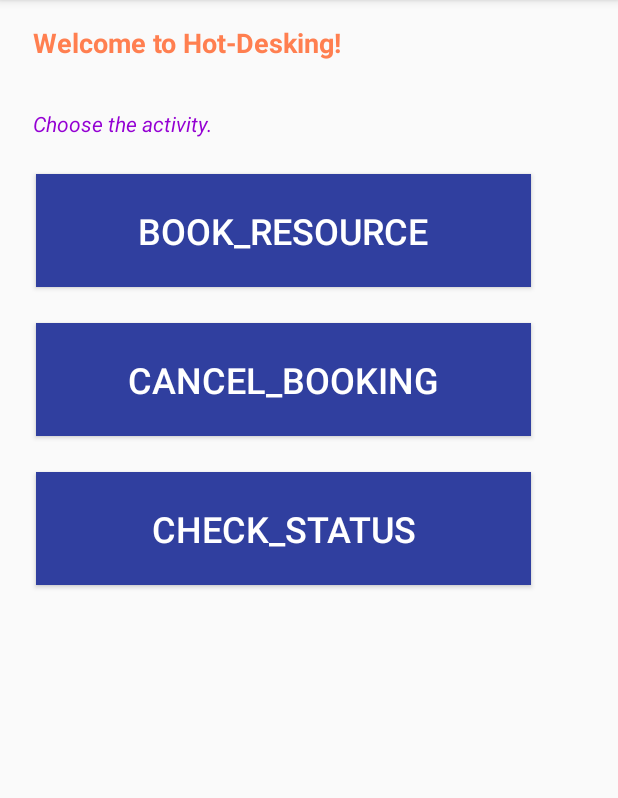
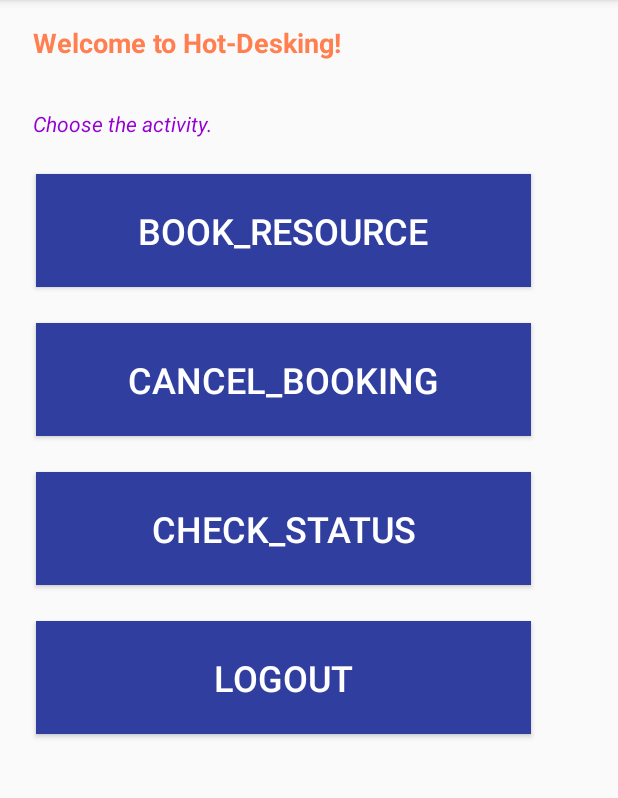
Before and after one commit to senthil1179/theWave, an Android app: the InitialiseTask screen opened directly, with no data from a screen before it, on a phone screen of 412 x 824 dp, the part 84-882 px from its top. Run offline under Robolectric (Android 15) with nearby library versions, the light colour scheme and no system bars.

Commit message:
User check for Cancellation

```diff
--- a/TheWave/app/src/main/res/layout/initialisetask_layout.xml
+++ b/TheWave/app/src/main/res/layout/initialisetask_layout.xml
@@ -84,4 +84,18 @@ android:layout_height="match_parent">
         app:layout_constraintLeft_toLeftOf="parent"
         app:layout_constraintTop_toBottomOf="@+id/B_cancelBooking" />
 
+    <Button
+        android:id="@+id/B_logout"
+        android:layout_width="330dp"
+        android:layout_height="75dp"
+        android:layout_marginLeft="24dp"
+        android:layout_marginTop="24dp"
+        android:background="@color/colorPrimaryDark"
+        android:onClick="logOut"
+        android:text="LOGOUT"
+        android:textColor="@android:color/background_light"
+        android:textSize="24sp"
+        app:layout_constraintLeft_toLeftOf="parent"
+        app:layout_constraintTop_toBottomOf="@+id/B_checkStatus" />
+
 </android.support.constraint.ConstraintLayout>
```
Also changed, not shown: TheWave/app/src/main/java/com/sp/thewave/BackgroundTask.java (+3 -22 lines), TheWave/app/src/main/java/com/sp/thewave/BookResource.java (+3 -11 lines), TheWave/app/src/main/java/com/sp/thewave/CancelBooking.java (+3 -7 lines), TheWave/app/src/main/java/com/sp/thewave/CheckStatus.java (+4 -11 lines), TheWave/app/src/main/java/com/sp/thewave/InitialiseTask.java (+10 -1 lines), 2 other files.
